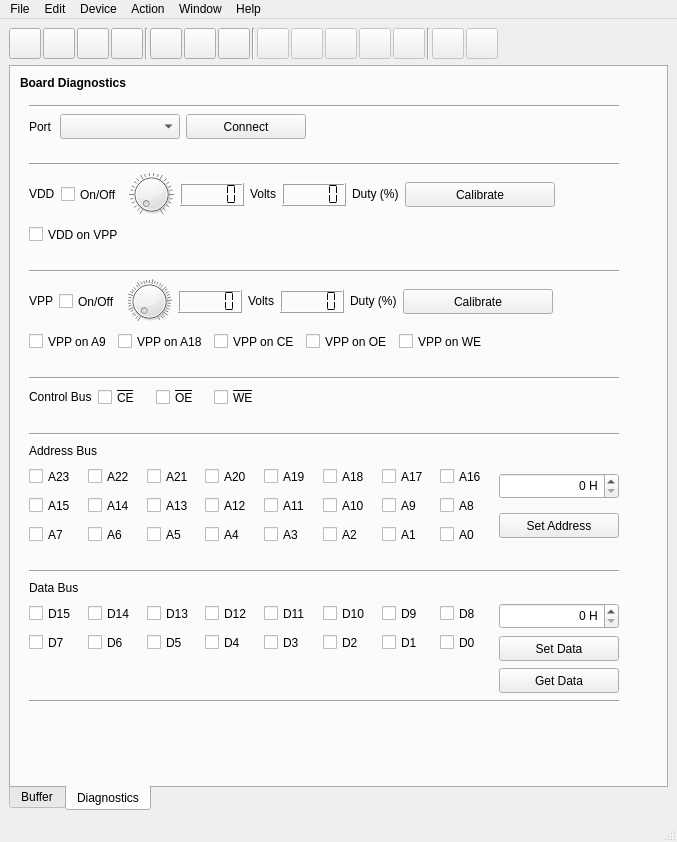
Qt form software/usbflashprog/ui/mainwindow.ui (robsonsmartins/usbflashprog) before a commit.
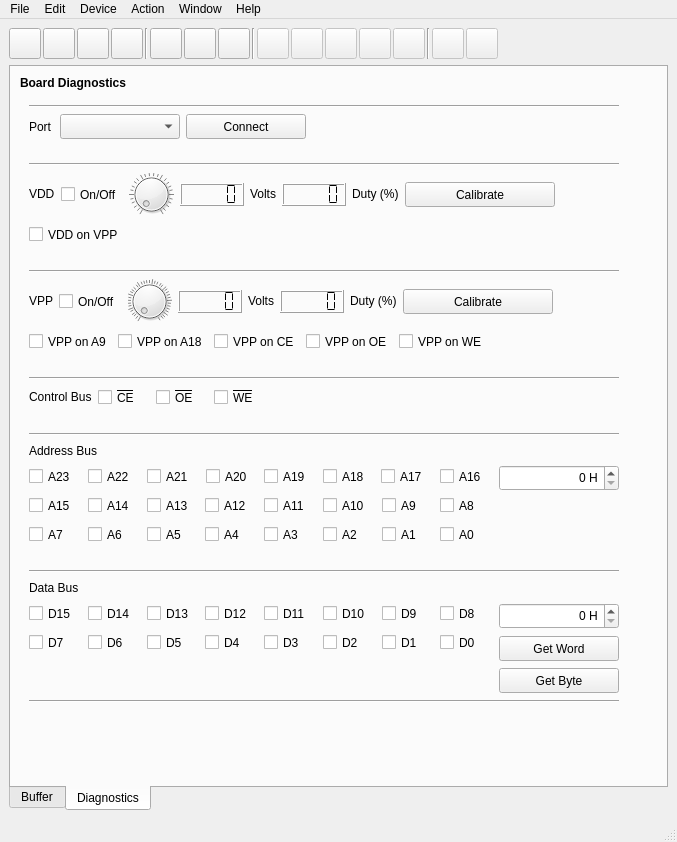
The same form after that commit. The open tabs and pages were chosen to show the change. Icons and pictures are not drawn.

Commit message: 0.2.rev.A. UI improvements in software

The edit to the form file:
```diff
--- a/software/usbflashprog/ui/mainwindow.ui
+++ b/software/usbflashprog/ui/mainwindow.ui
@@ -2373,7 +2373,7 @@
                    <item>
                     <widget class="QCheckBox" name="checkBoxA18">
                      <property name="sizePolicy">
-                      <sizepolicy hsizetype="Minimum" vsizetype="Fixed">
+                      <sizepolicy hsizetype="Fixed" vsizetype="Fixed">
                        <horstretch>0</horstretch>
                        <verstretch>0</verstretch>
                       </sizepolicy>
@@ -2801,23 +2801,17 @@
                   </widget>
                  </item>
                  <item>
-                  <widget class="QPushButton" name="pushButtonSetAddr">
-                   <property name="sizePolicy">
-                    <sizepolicy hsizetype="Fixed" vsizetype="Fixed">
-                     <horstretch>0</horstretch>
-                     <verstretch>0</verstretch>
-                    </sizepolicy>
+                  <spacer name="verticalSpacer_3">
+                   <property name="orientation">
+                    <enum>Qt::Vertical</enum>
                    </property>
-                   <property name="minimumSize">
+                   <property name="sizeHint" stdset="0">
                     <size>
-                     <width>120</width>
-                     <height>25</height>
+                     <width>20</width>
+                     <height>40</height>
                     </size>
                    </property>
-                   <property name="text">
-                    <string>Set Address</string>
-                   </property>
-                  </widget>
+                  </spacer>
                  </item>
                 </layout>
                </item>
@@ -3305,7 +3299,7 @@
                     </size>
                    </property>
                    <property name="text">
-                    <string>Set Data</string>
+                    <string>Get Word</string>
                    </property>
                   </widget>
                  </item>
@@ -3324,7 +3318,7 @@
                     </size>
                    </property>
                    <property name="text">
-                    <string>Get Data</string>
+                    <string>Get Byte</string>
                    </property>
                   </widget>
                  </item>
```
Left out of the diff: 34 changed lines with no effect on the pictures. The commit also changes 6 other files.
